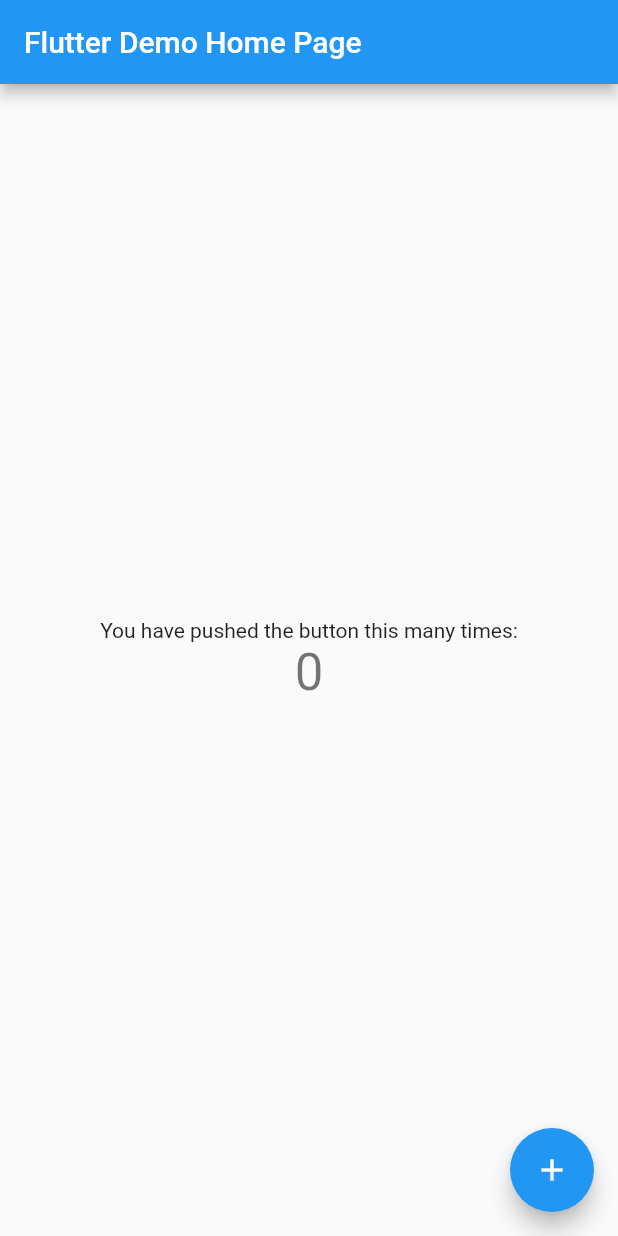
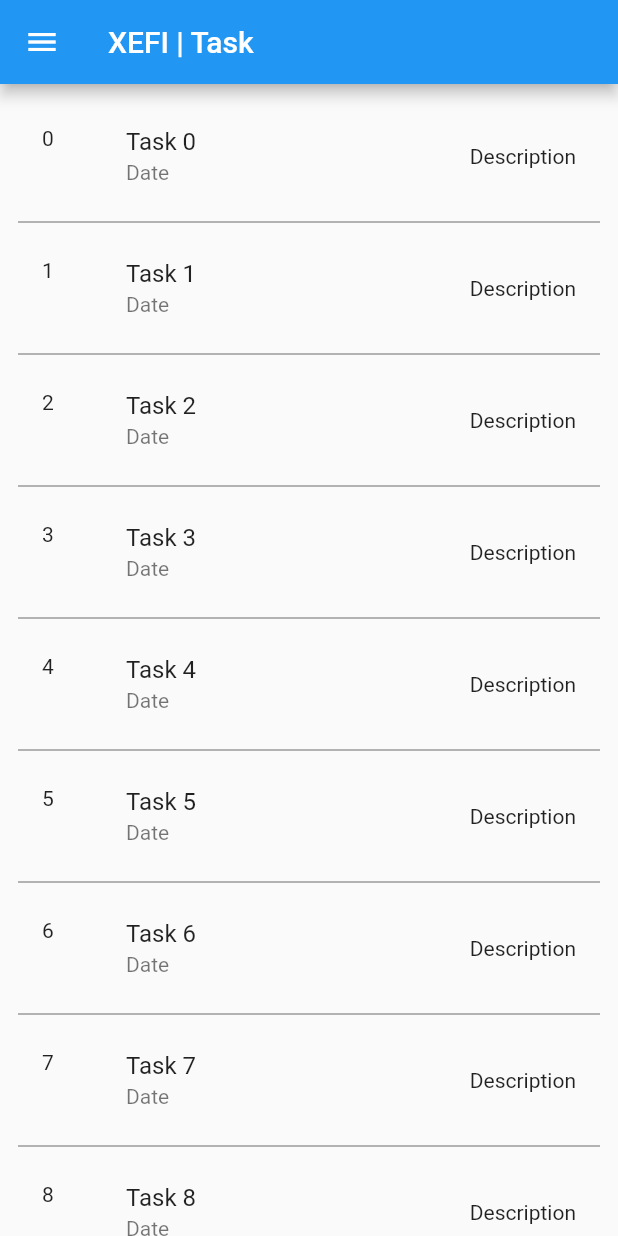
Before and after one commit to Dhallz/xa_task, a Flutter app: the screen it shows after launch, on a phone screen of 412 x 824 dp. Run offline on Flutter 3.47's test engine with Material 2 defaults, Android fonts, the phone set to English and light mode, and no system bars; our stand-ins replace freezed_annotation, get; generated files the repository leaves out were written again.

Commit message:
TaskView

```diff
--- a/lib/main.dart
+++ b/lib/main.dart
@@ -1,4 +1,5 @@
 import 'package:flutter/material.dart';
+import 'package:myapp/presentation/views/task/task_view.dart';
 
 void main() {
   runApp(MyApp());
@@ -13,55 +14,7 @@ class MyApp extends StatelessWidget {
       theme: ThemeData(
         primarySwatch: Colors.blue,
       ),
-      home: MyHomePage(title: 'Flutter Demo Home Page'),
+      home: TaskView(),
     );
   }
 }
-
-class MyHomePage extends StatefulWidget {
-  MyHomePage({Key key, this.title}) : super(key: key);
-
-  final String title;
-
-  @override
-  _MyHomePageState createState() => _MyHomePageState();
-}
-
-class _MyHomePageState extends State<MyHomePage> {
-  int _counter = 0;
-
-  void _incrementCounter() {
-    setState(() {
-      _counter++;
-    });
-  }
-
-  @override
-  Widget build(BuildContext context) {
-    return Scaffold(
-      appBar: AppBar(
-        title: Text(widget.title),
-      ),
-      body: Center(
-        child: Column(
-          // horizontal).
-          mainAxisAlignment: MainAxisAlignment.center,
-          children: <Widget>[
-            Text(
-              'You have pushed the button this many times:',
-            ),
-            Text(
-              '$_counter',
-              style: Theme.of(context).textTheme.headline4,
-            ),
-          ],
-        ),
-      ),
-      floatingActionButton: FloatingActionButton(
-        onPressed: _incrementCounter,
-        tooltip: 'Increment',
-        child: Icon(Icons.add),
-      ), // This trailing comma makes auto-formatting nicer for build methods.
-    );
-  }
-}
--- a/lib/presentation/views/task/task_view.dart
+++ b/lib/presentation/views/task/task_view.dart
@@ -0,0 +1,61 @@
+import 'package:flutter/material.dart';
+import 'package:get/get.dart';
+
+class TaskView extends GetView {
+  @override
+  Widget build(BuildContext context) {
+    return Scaffold(
+      appBar: AppBar(
+        title: Text('XEFI | Task'),
+      ),
+      body: _buildContent(),
+      drawer: Drawer(
+        child: Column(
+          children: [
+            DrawerHeader(
+              child: SizedBox(
+                width: context.width,
+              ),
+              decoration: BoxDecoration(
+                color: Colors.red,
+              ),
+            ),
+            Text(
+              'Mon application',
+            ),
+          ],
+        ),
+      ),
+    );
+  }
+
+  Widget _buildContent() {
+    return ListView.separated(
+      padding: const EdgeInsets.all(12),
+      separatorBuilder: (context, index) {
+        return Divider(
+          color: Colors.black38,
+          thickness: 1,
+        );
+      },
+      itemBuilder: (context, index) {
+        // TODO - construire en fonction de la liste
+        return ListTile(
+          title: Text(
+            'Task $index',
+          ),
+          subtitle: Text(
+            'Date',
+          ),
+          leading: Text(
+            '$index',
+          ),
+          trailing: Text(
+            'Description',
+          ),
+        );
+      },
+      itemCount: 10, // TODO - longeur de la liste
+    );
+  }
+}
```
Also changed, not shown: 3 other files.
